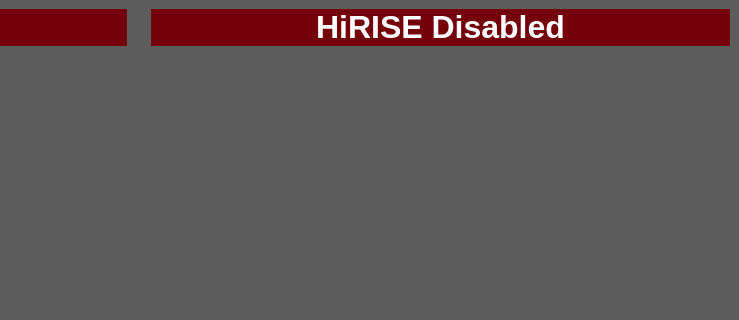
The window that src/ui/MainWindow.ui (iCAS-Lab/HiRISE-Demo) describes before a commit, drawn with Qt 5; both pictures show x 461 to 1200 and y 0 to 320 of the 1200 by 887 pixel window.
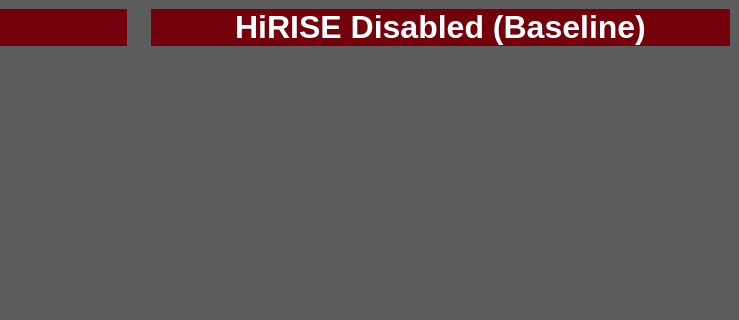
The same window after the commit. Custom widgets are drawn as their Qt base class.

Commit message: Chanded baseline to be dependent on image size. Converted memory/bandwidth units to kB.

```diff
--- a/src/ui/MainWindow.ui
+++ b/src/ui/MainWindow.ui
@@ -122,7 +122,7 @@
           <string notr="true">background-color: rgb(115, 0, 10);</string>
          </property>
          <property name="text">
-          <string>&lt;html&gt;&lt;head/&gt;&lt;body&gt;&lt;p&gt;&lt;span style=&quot; font-size:24pt; font-weight:700; color:#ffffff;&quot;&gt;HiRISE Disabled&lt;/span&gt;&lt;/p&gt;&lt;/body&gt;&lt;/html&gt;</string>
+          <string>&lt;html&gt;&lt;head/&gt;&lt;body&gt;&lt;p&gt;&lt;span style=&quot; font-size:24pt; font-weight:700; color:#ffffff;&quot;&gt;HiRISE Disabled (Baseline)&lt;/span&gt;&lt;/p&gt;&lt;/body&gt;&lt;/html&gt;</string>
          </property>
          <property name="alignment">
           <set>Qt::AlignCenter</set>
```
The commit also changes 137 other files.
